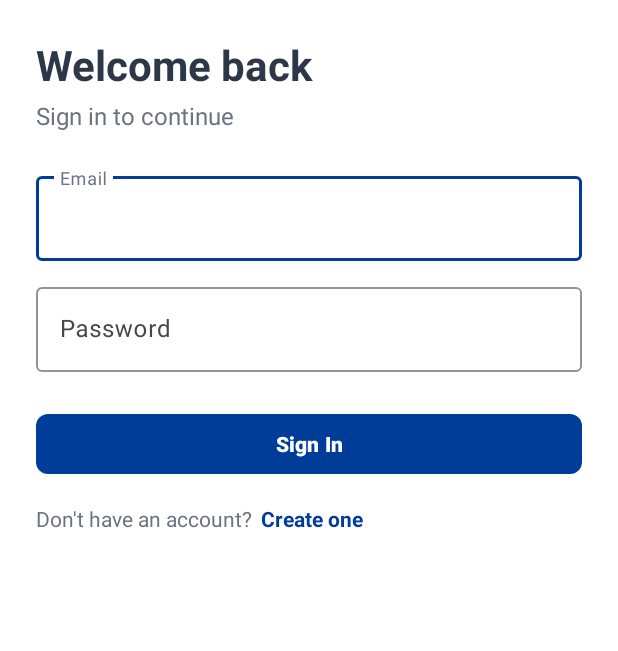
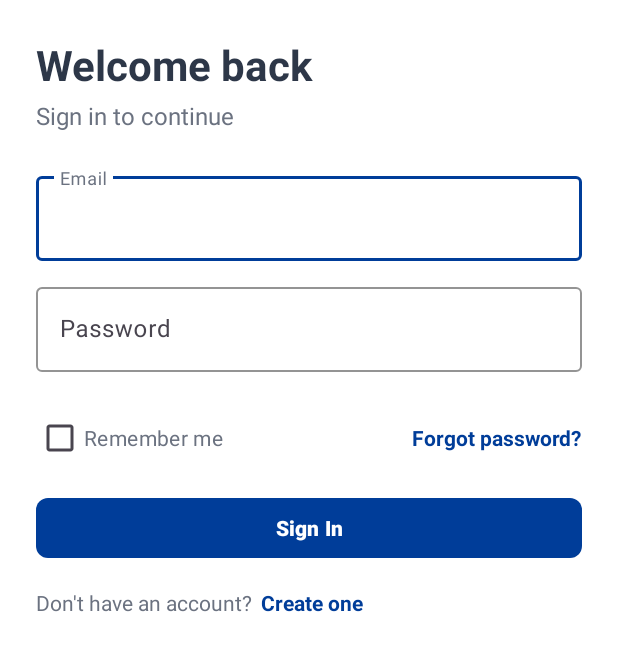
Before and after one commit to ST10382828/AnimalsInDistress, an Android app: the layout fragment_login.xml on its own in the app's theme, with its tools: preview values and no code run, on a phone screen of 412 x 824 dp. Shown: the top 651 px of the screen. Run offline under Robolectric (Android 15) with nearby library versions, the phone set to English and light mode, and no system bars.

Commit message:
Added a remember me and forgot password feature

```diff
--- a/app/src/main/res/layout/fragment_login.xml
+++ b/app/src/main/res/layout/fragment_login.xml
@@ -61,6 +61,28 @@
 
         <Space android:layout_width="match_parent" android:layout_height="20dp" />
 
+        <LinearLayout
+            android:layout_width="match_parent"
+            android:layout_height="wrap_content"
+            android:orientation="horizontal"
+            android:gravity="center_vertical"
+            android:layout_marginBottom="8dp">
+            <CheckBox
+                android:id="@+id/cbRememberMe"
+                android:layout_width="wrap_content"
+                android:layout_height="wrap_content"
+                android:text="Remember me"
+                android:textColor="@color/muted_foreground" />
+            <Space android:layout_width="0dp" android:layout_height="0dp" android:layout_weight="1" />
+            <TextView
+                android:id="@+id/tvForgotPassword"
+                android:layout_width="wrap_content"
+                android:layout_height="wrap_content"
+                android:text="Forgot password?"
+                android:textStyle="bold"
+                android:textColor="@color/primary" />
+        </LinearLayout>
+
         <com.google.android.material.button.MaterialButton
             android:id="@+id/btnLogin"
             android:layout_width="match_parent"
--- a/app/src/main/res/navigation/nav_graph.xml
+++ b/app/src/main/res/navigation/nav_graph.xml
@@ -206,6 +206,9 @@
         <action
             android:id="@+id/action_loginFragment_to_registerFragment"
             app:destination="@id/registerFragment" />
+        <action
+            android:id="@+id/action_loginFragment_to_forgotPasswordFragment"
+            app:destination="@id/forgotPasswordFragment" />
     </fragment>
 
     <fragment
@@ -218,4 +221,10 @@
             app:destination="@id/loginFragment" />
     </fragment>
 
+    <fragment
+        android:id="@+id/forgotPasswordFragment"
+        android:name="student.projects.animalsindistress.ui.fragments.auth.ForgotPasswordFragment"
+        android:label="forgot-password"
+        tools:layout="@layout/fragment_forgot_password" />
+
 </navigation>
```
